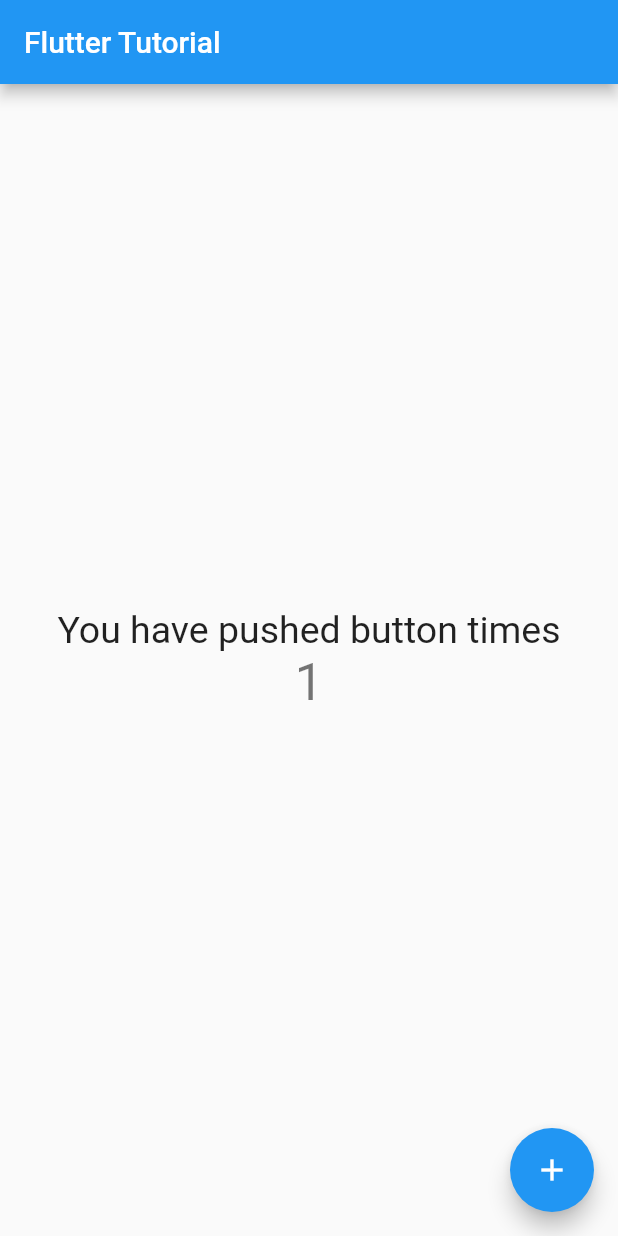
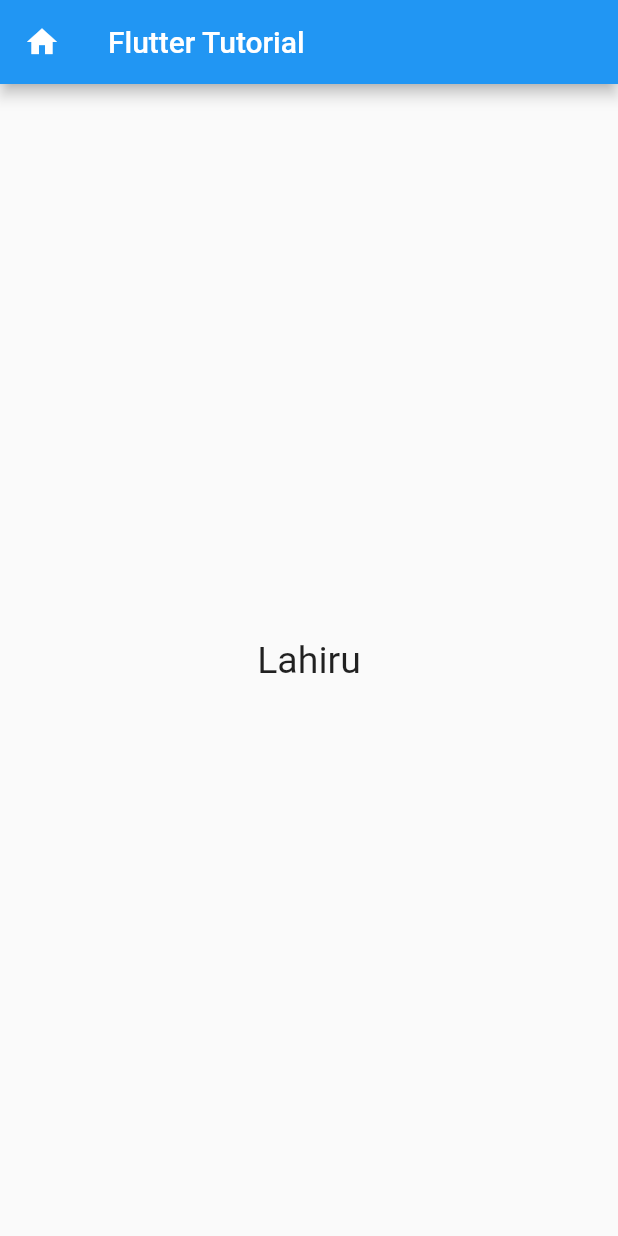
Before and after one commit to LahiruLakshan/Flutter-Tutorials, a Flutter app: the screen it shows after launch, after a tap on the "add" icon, on a phone screen of 412 x 824 dp. Run offline on Flutter 3.47's test engine with Material 2 defaults, Android fonts, the phone set to English and light mode, and no system bars.

Commit message:
added screens and routes

```diff
--- a/lib/main.dart
+++ b/lib/main.dart
@@ -1,5 +1,7 @@
 import 'package:flutter/cupertino.dart';
 import 'package:flutter/material.dart';
+
+import 'screens/home_page.dart';
 
 void main() {
   runApp(App());
@@ -12,88 +14,7 @@ class App extends StatelessWidget {
       debugShowCheckedModeBanner: false,
       title: "Flutter Tutorial",
       home: HomePage(),
+
     );
   }
 }
-
-class HomePage extends StatefulWidget {
-  const HomePage({Key? key}) : super(key: key);
-
-  @override
-  _HomePageState createState() => _HomePageState();
-}
-
-class _HomePageState extends State<HomePage> {
-  int count = 0;
-
-  void increment() {
-    setState(() {
-      count = count + 1;
-      print(count);
-    });
-  }
-
-  @override
-  Widget build(BuildContext context) {
-    return Scaffold(
-      appBar: AppBar(
-        title: Text("Flutter Tutorial"),
-      ),
-      body: Center(
-        child: Column(
-          mainAxisAlignment: MainAxisAlignment.center,
-          children: [
-            Text(
-              "You have pushed button times",
-              style: TextStyle(fontSize: 25.0),
-            ),
-            Text(
-              '$count',
-              style: Theme.of(context).textTheme.display1,
-            ),
-          ],
-        ),
-      ),
-      floatingActionButton: FloatingActionButton(
-        child: Icon(Icons.add),
-        onPressed: increment,
-      ),
-    );
-  }
-}
-
-// class HomePage extends StatelessWidget {
-//   int count = 0;
-//
-//   void increment(){
-//     count = count + 1;
-//     print(count);
-//   }
-//   @override
-//   Widget build(BuildContext context) {
-//     return Scaffold(
-//       appBar: AppBar(
-//         title: Text("Flutter Tutorial"),
-//       ),
-//       body: Center(
-//         child: Column(
-//           mainAxisAlignment: MainAxisAlignment.center,
-//           children: [
-//             Text(
-//               "You have pushed button times",
-//               style: TextStyle(fontSize: 25.0),
-//             ),
-//             Text(
-//               '$count',
-//               style: Theme.of(context).textTheme.display1,
-//             ),
-//           ],
-//         ),
-//       ),
-//       floatingActionButton: FloatingActionButton(
-//         child: Icon(Icons.add),
-//         onPressed: increment,
-//       ),
-//     );
-//   }
-// }
--- /dev/null
+++ b/lib/screens/home_page.dart
@@ -0,0 +1,52 @@
+import 'package:flutter/material.dart';
+import 'second_screen.dart';
+
+class HomePage extends StatefulWidget {
+  const HomePage({Key? key}) : super(key: key);
+
+  @override
+  _HomePageState createState() => _HomePageState();
+}
+
+class _HomePageState extends State<HomePage> {
+  int count = 0;
+
+  void increment() {
+    setState(() {
+      count = count + 1;
+      print(count);
+    });
+  }
+
+  @override
+  Widget build(BuildContext context) {
+    return Scaffold(
+      appBar: AppBar(
+        title: Text("Flutter Tutorial"),
+      ),
+      body: Center(
+        child: Column(
+          mainAxisAlignment: MainAxisAlignment.center,
+          children: [
+            Text(
+              "Flutter home screen",
+              style: TextStyle(fontSize: 25.0),
+            ),
+          ],
+        ),
+      ),
+      floatingActionButton: FloatingActionButton(
+        onPressed: (){
+          Navigator.of(context).push(MaterialPageRoute(
+              builder: (_){
+                return SecondScreen("Lahiru");
+          }));
+
+          // Navigator.of(context).pushNamed('/second');
+        },
+        tooltip: "Increment",
+        child: Icon(Icons.add),
+      ),
+    );
+  }
+}
--- /dev/null
+++ b/lib/screens/second_screen.dart
@@ -0,0 +1,46 @@
+import 'package:flutter/material.dart';
+import 'home_page.dart';
+
+class SecondScreen extends StatelessWidget {
+  late String text;
+
+  SecondScreen(String text) {
+    this.text = text;
+  }
+
+  @override
+  Widget build(BuildContext context) {
+    return Scaffold(
+      appBar: AppBar(
+        title: Text("Flutter Tutorial"),
+        leading: IconButton(
+          icon: Icon(Icons.home),
+          onPressed: () {
+            Navigator.pop(context, HomePage());
+          },
+        ),
+      ),
+      body: Center(
+        child: Column(
+          mainAxisAlignment: MainAxisAlignment.center,
+          children: [
+            Text(
+              text,
+              style: TextStyle(fontSize: 25.0),
+            ),
+          ],
+        ),
+      ),
+      // floatingActionButton: FloatingActionButton(
+      //   onPressed: (){
+      //     Navigator.of(context).push(MaterialPageRoute(
+      //         builder: (_){
+      //           return SecondScreen();
+      //         }));
+      //   },
+      //   tooltip: "Increment",
+      //   child: Icon(Icons.add),
+      // ),
+    );
+  }
+}
```
Also changed, not shown: 1 other file.
